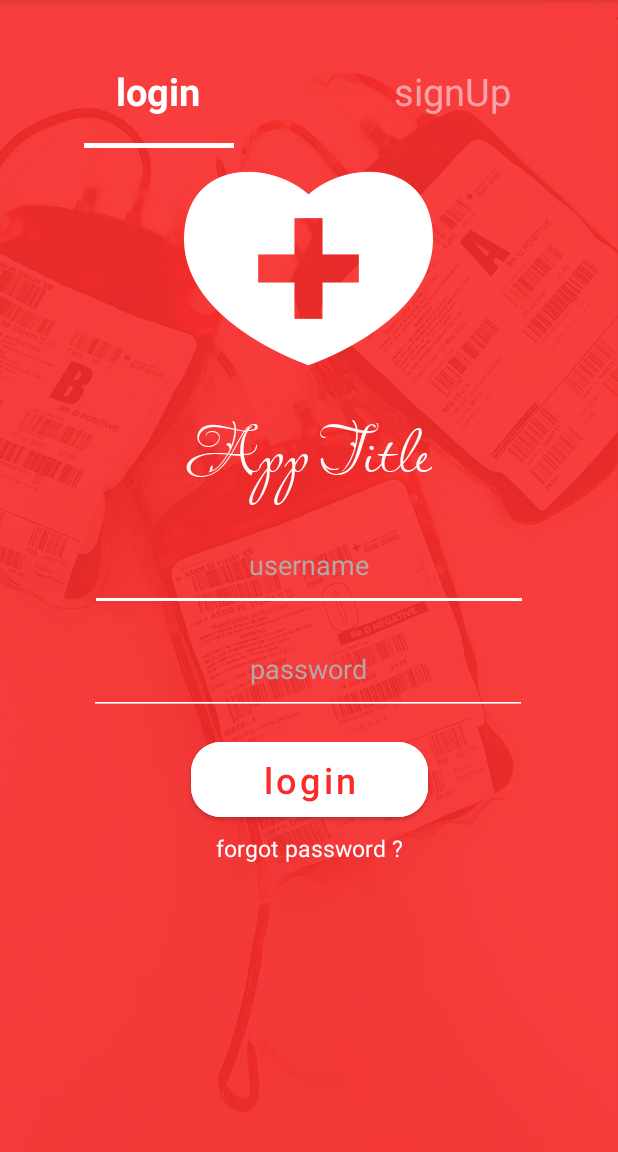
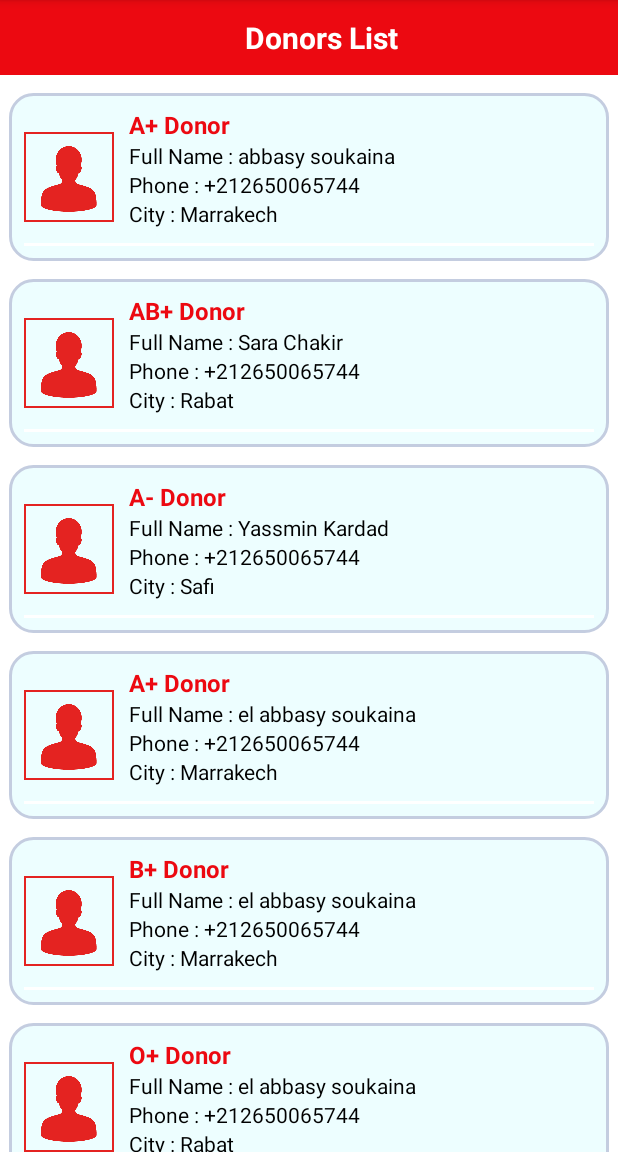
Before and after one commit to Mobile-Prj/MINI_PROJET_APPLICATION_MOBILE-BLOOD_DONATION, an Android app: the screen it shows after launch (LoginActivity before the commit, DonorListActivity after it), on a phone screen of 412 x 824 dp, the part 84-1236 px from its top. Run offline under Robolectric (Android 15) with nearby library versions, the phone set to English and light mode, and no system bars.

Commit message:
create listDonor activity

```diff
--- a/app/src/main/AndroidManifest.xml
+++ b/app/src/main/AndroidManifest.xml
@@ -12,6 +12,18 @@
         android:supportsRtl="true"
         android:theme="@style/Theme.MINIPROJETAPPLICATIONMOBILEBLOODDONATION"
         tools:targetApi="31">
+        <activity
+            android:name=".Activities.DonorListActivity"
+            android:exported="true">
+            <intent-filter>
+                <action android:name="android.intent.action.MAIN" />
+
+                <category android:name="android.intent.category.LAUNCHER" />
+            </intent-filter>
+            <meta-data
+                android:name="android.app.lib_name"
+                android:value="" />
+        </activity>
         <activity
             android:name=".Activities.ProfileActivity"
             android:exported="false">
@@ -28,12 +40,7 @@
         </activity>
         <activity
             android:name=".Activities.SplashActivity"
-            android:exported="true">
-            <intent-filter>
-                <action android:name="android.intent.action.MAIN" />
-
-                <category android:name="android.intent.category.LAUNCHER" />
-            </intent-filter>
+            android:exported="false">
 
             <meta-data
                 android:name="android.app.lib_name"
--- /dev/null
+++ b/app/src/main/java/com/example/miniprojetapplicationmobileblooddonation/Activities/DonorListActivity.java
@@ -0,0 +1,46 @@
+package com.example.miniprojetapplicationmobileblooddonation.Activities;
+
+import androidx.appcompat.app.AppCompatActivity;
+import androidx.recyclerview.widget.LinearLayoutManager;
+import androidx.recyclerview.widget.RecyclerView;
+
+import android.annotation.SuppressLint;
+import android.os.Bundle;
+
+import com.example.miniprojetapplicationmobileblooddonation.Adapters.DonorsAdapter;
+import com.example.miniprojetapplicationmobileblooddonation.Models.DonorsList;
+import com.example.miniprojetapplicationmobileblooddonation.R;
+
+import java.util.ArrayList;
+import java.util.List;
+
+public class DonorListActivity extends AppCompatActivity {
+
+    @SuppressLint("MissingInflatedId")
+    @Override
+    protected void onCreate(Bundle savedInstanceState) {
+        super.onCreate(savedInstanceState);
+        setContentView(R.layout.activity_donor_list);
+
+        RecyclerView recyclerView = findViewById(R.id.recyclerview);
+
+        List<DonorsList> items = new ArrayList<DonorsList>();
+        items.add(new DonorsList("A+ Donor","Full Name : abbasy soukaina","Phone : +212650065744","City : Marrakech",R.drawable.ic_profile));
+        items.add(new DonorsList("AB+ Donor","Full Name : Sara Chakir","Phone : +212650065744","City : Rabat",R.drawable.ic_profile));
+        items.add(new DonorsList("A- Donor","Full Name : Yassmin Kardad","Phone : +212650065744","City : Safi",R.drawable.ic_profile));
+        items.add(new DonorsList("A+ Donor","Full Name : el abbasy soukaina","Phone : +212650065744","City : Marrakech",R.drawable.ic_profile));
+        items.add(new DonorsList("B+ Donor","Full Name : el abbasy soukaina","Phone : +212650065744","City : Marrakech",R.drawable.ic_profile));
+        items.add(new DonorsList("O+ Donor","Full Name : el abbasy soukaina","Phone : +212650065744","City : Rabat",R.drawable.ic_profile));
+        items.add(new DonorsList("AB- Donor","Full Name : el abbasy soukaina","Phone : +212650065744","City : Safi",R.drawable.ic_profile));
+        items.add(new DonorsList("A+ Donor","Full Name : el abbasy soukaina","Phone : +212650065744","City : Marrakech",R.drawable.ic_profile));
+
+
+
+
+
+
+        recyclerView.setLayoutManager(new LinearLayoutManager(this));
+        recyclerView.setAdapter(new DonorsAdapter(getApplicationContext(),items));
+
+    }
+}
--- /dev/null
+++ b/app/src/main/java/com/example/miniprojetapplicationmobileblooddonation/Adapters/DonorsAdapter.java
@@ -0,0 +1,45 @@
+package com.example.miniprojetapplicationmobileblooddonation.Adapters;
+
+import android.content.Context;
+import android.view.LayoutInflater;
+import android.view.ViewGroup;
+
+import java.util.List;
+
+import androidx.annotation.NonNull;
+import androidx.recyclerview.widget.RecyclerView;
+
+import com.example.miniprojetapplicationmobileblooddonation.Models.DonorsList;
+import com.example.miniprojetapplicationmobileblooddonation.R;
+
+public class DonorsAdapter extends RecyclerView.Adapter<DonorsHolder> {
+
+
+    Context context;
+    List<DonorsList> items;
+
+    public DonorsAdapter(Context context, List<DonorsList> items) {
+        this.context = context;
+        this.items = items;
+    }
+
+    @NonNull
+    @Override
+    public DonorsHolder onCreateViewHolder(@NonNull  ViewGroup parent, int viewType) {
+        return new DonorsHolder(LayoutInflater.from(context).inflate(R.layout.list_layout,parent,false));
+    }
+
+    @Override
+    public void onBindViewHolder(@NonNull  DonorsHolder holder, int position) {
+        holder.titleView.setText(items.get(position).getTitle());
+        holder.nameView.setText(items.get(position).getName());
+        holder.phoneView.setText(items.get(position).getPhone());
+        holder.cityView.setText(items.get(position).getCity());
+        holder.imageView.setImageResource(items.get(position).getImage());
+    }
+
+    @Override
+    public int getItemCount() {
+        return items.size();
+    }
+}
--- /dev/null
+++ b/app/src/main/java/com/example/miniprojetapplicationmobileblooddonation/Adapters/DonorsHolder.java
@@ -0,0 +1,26 @@
+package com.example.miniprojetapplicationmobileblooddonation.Adapters;
+
+import android.media.Image;
+import android.view.View;
+import android.widget.ImageView;
+import android.widget.TextView;
+
+import androidx.annotation.NonNull;
+import androidx.recyclerview.widget.RecyclerView;
+
+import com.example.miniprojetapplicationmobileblooddonation.R;
+
+public class DonorsHolder extends RecyclerView.ViewHolder {
+
+    ImageView imageView;
+    TextView titleView,nameView,phoneView,cityView;
+
+    public DonorsHolder(@NonNull View itemView) {
+        super(itemView);
+        imageView = itemView.findViewById(R.id.imageview);
+        titleView = itemView.findViewById(R.id.title);
+        nameView = itemView.findViewById(R.id.name);
+        phoneView = itemView.findViewById(R.id.phone);
+        cityView = itemView.findViewById(R.id.city);
+    }
+}
--- /dev/null
+++ b/app/src/main/java/com/example/miniprojetapplicationmobileblooddonation/Models/DonorsList.java
@@ -0,0 +1,58 @@
+package com.example.miniprojetapplicationmobileblooddonation.Models;
+
+public class DonorsList {
+
+    String title;
+    String name;
+    String phone;
+    String city;
+    int image;
+
+    public DonorsList(String title,String name, String phone,String city, int image) {
+        this.title = title;
+        this.name = name;
+        this.phone = phone;
+        this.city = city;
+        this.image = image;
+    }
+
+    public String getName() {
+        return name;
+    }
+
+    public void setName(String name) {
+        this.name = name;
+    }
+
+    public String getPhone() {
+        return phone;
+    }
+
+    public void setPhone(String phone) {
+        this.phone = phone;
+    }
+
+    public int getImage() {
+        return image;
+    }
+
+    public void setImage(int image) {
+        this.image = image;
+    }
+
+    public String getTitle() {
+        return title;
+    }
+
+    public String getCity() {
+        return city;
+    }
+
+    public void setCity(String city) {
+        this.city = city;
+    }
+
+    public void setTitle(String title) {
+        this.title = title;
+    }
+}
--- /dev/null
+++ b/app/src/main/res/drawable/item_background_shape.xml
@@ -0,0 +1,25 @@
+<shape
+    xmlns:android="http://schemas.android.com/apk/res/android"
+    android:shape="rectangle"   >
+
+    <solid
+        android:color="#1202EBFD" >
+    </solid>
+
+    <stroke
+        android:width="2dp"
+        android:color="#C4CDE0" >
+    </stroke>
+
+    <padding
+        android:left="10dp"
+        android:top="10dp"
+        android:right="10dp"
+        android:bottom="10dp"    >
+    </padding>
+
+    <corners
+        android:radius="15dp"   >
+    </corners>
+
+</shape>
--- /dev/null
+++ b/app/src/main/res/layout/activity_donor_list.xml
@@ -0,0 +1,17 @@
+<?xml version="1.0" encoding="utf-8"?>
+<RelativeLayout xmlns:android="http://schemas.android.com/apk/res/android"
+    xmlns:tools="http://schemas.android.com/tools"
+    android:layout_width="match_parent"
+    android:layout_height="match_parent"
+    tools:context=".Activities.DonorListActivity">
+    <include
+        layout="@layout/donor_list_tool_bar"
+        />
+    <androidx.recyclerview.widget.RecyclerView
+        android:layout_width="match_parent"
+        android:layout_height="wrap_content"
+        android:id="@+id/recyclerview"
+        android:layout_below="@id/toolbar"/>
+
+
+</RelativeLayout>
--- /dev/null
+++ b/app/src/main/res/layout/donor_list_tool_bar.xml
@@ -0,0 +1,27 @@
+<?xml version="1.0" encoding="utf-8"?>
+<Toolbar xmlns:android="http://schemas.android.com/apk/res/android"
+    android:id="@+id/toolbar"
+    android:layout_width="match_parent"
+    android:layout_height="50dp"
+    android:layout_alignParentStart="true"
+    android:layout_alignParentTop="true"
+    android:layout_alignParentEnd="true"
+    android:layout_marginStart="0dp"
+    android:layout_marginTop="0dp"
+    android:layout_marginEnd="0dp"
+    android:background="#EC0911"
+    >
+
+    <TextView
+        android:layout_width="match_parent"
+        android:layout_height="wrap_content"
+        android:gravity="center"
+        android:text="@string/donors_list"
+        android:textColor="@color/white"
+        android:textStyle="bold"
+        android:textSize="20sp"
+        android:id="@+id/title1"
+
+        />
+
+</Toolbar>
--- /dev/null
+++ b/app/src/main/res/layout/list_layout.xml
@@ -0,0 +1,64 @@
+<?xml version="1.0" encoding="utf-8"?>
+<RelativeLayout xmlns:android="http://schemas.android.com/apk/res/android"
+    xmlns:tools="http://schemas.android.com/tools"
+    android:layout_width="match_parent"
+    android:layout_height="wrap_content"
+    android:layout_marginHorizontal="6dp"
+    android:layout_marginTop="12dp"
+    android:background="@drawable/item_background_shape"
+    android:padding="10dp" >
+
+    <ImageView
+        android:id="@+id/imageview"
+        android:layout_width="60dp"
+        android:layout_height="60dp"
+        android:layout_centerVertical="true"
+        android:layout_marginEnd="10dp"
+        android:contentDescription="@string/icon" />
+
+    <TextView
+        android:id="@+id/title"
+        android:layout_width="match_parent"
+        android:layout_height="wrap_content"
+        android:layout_toEndOf="@id/imageview"
+        android:textColor="#EC0911"
+        android:textSize="16sp"
+        android:textStyle="bold"
+        tools:text="Title" />
+
+    <TextView
+        android:id="@+id/name"
+        android:layout_width="match_parent"
+        android:layout_height="wrap_content"
+        android:layout_below="@id/title"
+        android:layout_toEndOf="@id/imageview"
+        android:textColor="@color/black"
+        tools:text="Name" />
+
+    <TextView
+        android:id="@+id/phone"
+        android:layout_width="match_parent"
+        android:layout_height="wrap_content"
+        android:layout_below="@id/name"
+        android:layout_toEndOf="@id/imageview"
+        android:textColor="@color/black"
+        tools:text="Phone" />
+
+    <TextView
+        android:id="@+id/city"
+        android:layout_width="match_parent"
+        android:layout_height="wrap_content"
+        android:layout_below="@id/phone"
+        android:layout_toEndOf="@id/imageview"
+        android:textColor="@color/black"
+        tools:text="City" />
+
+    <LinearLayout
+        android:layout_width="match_parent"
+        android:layout_height="2dp"
+        android:layout_below="@id/city"
+        android:layout_marginTop="10dp"
+        android:background="@color/white" />
+
+
+</RelativeLayout>
--- a/app/src/main/res/values/strings.xml
+++ b/app/src/main/res/values/strings.xml
@@ -20,6 +20,8 @@
     <string name="blood_type">Blood type</string>
     <string name="select_a_picture">Select a picture</string>
     <string name="camera_img_description">Image boutton pour la selection d\'une image</string>
+
+    <!-- profile part -->
     <string name="user_name">Sara Chakir</string>
     <string name="img_profile_desc">image correspondant au profil de l\'utilisateur</string>
     <string name="img_cells">TODO</string>
@@ -30,7 +32,9 @@
     <string name="profile_blood_group">A+</string>
     <string name="profile_email">fredericfaya@gmail.com</string>
 
-    <!-- profile part -->
+    <!-- donor_list part -->
+    <string name="icon">icon</string>
+    <string name="donors_list">Donors List</string>
 
     <string-array name="bloodGroups">
         <item>Groupe</item>
```
Also changed, not shown: app/src/main/res/drawable-v24/ic_profile.png (added).
